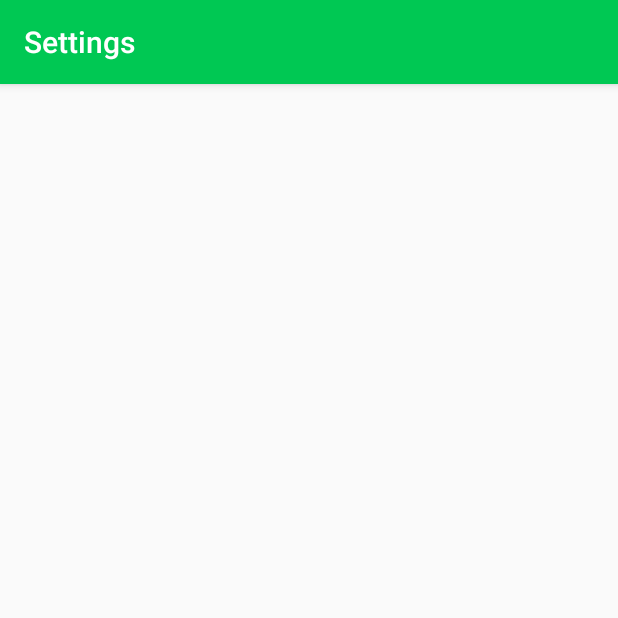
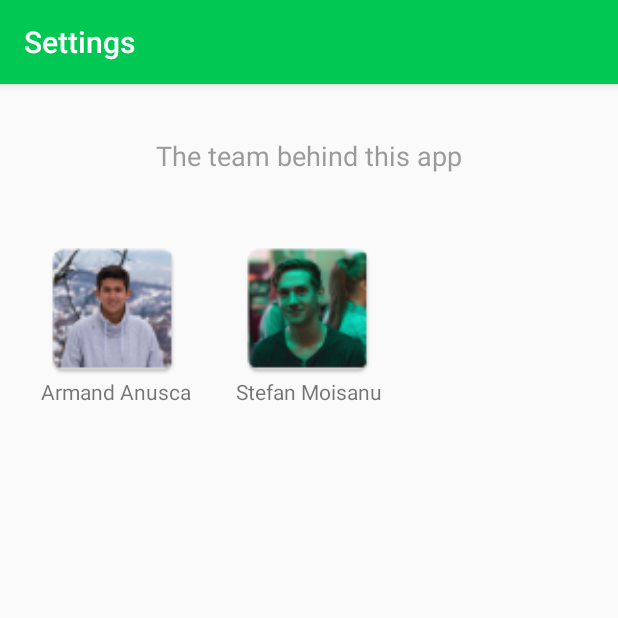
Before and after one commit to armandanusca/FinMath, an Android app: the Settings screen opened directly, with no data from a screen before it, on a phone screen of 412 x 824 dp, the top half of it. Run offline under Robolectric (Android 15) with nearby library versions, the phone set to English and light mode, and no system bars; pictures from the network do not load; 4 statements that could not run were skipped.

Commit message:
Credits
I added credits on settings and remove the second theme.

```diff
--- a/app/build.gradle
+++ b/app/build.gradle
@@ -25,4 +25,5 @@ dependencies {
     compile 'com.android.support:appcompat-v7:23.4.0'
     compile 'com.android.support:design:23.4.0'
     compile 'com.google.android.gms:play-services-appindexing:8.1.0'
+    compile files('libs/picasso-2.5.2.jar')
 }
--- a/app/src/main/java/com/example/lyostudio/finmath/MainActivity.java
+++ b/app/src/main/java/com/example/lyostudio/finmath/MainActivity.java
@@ -14,6 +14,9 @@ import android.support.v7.widget.Toolbar;
 import android.view.Menu;
 import android.view.MenuItem;
 import android.net.Uri;
+import android.widget.ImageView;
+
+import com.squareup.picasso.Picasso;
 
 public class MainActivity extends AppCompatActivity
         implements NavigationView.OnNavigationItemSelectedListener {
--- a/app/src/main/java/com/example/lyostudio/finmath/Settings.java
+++ b/app/src/main/java/com/example/lyostudio/finmath/Settings.java
@@ -3,10 +3,12 @@ package com.example.lyostudio.finmath;
 import android.net.Uri;
 import android.os.Bundle;
 import android.support.v7.app.AppCompatActivity;
+import android.widget.ImageView;
 
 import com.google.android.gms.appindexing.Action;
 import com.google.android.gms.appindexing.AppIndex;
 import com.google.android.gms.common.api.GoogleApiClient;
+import com.squareup.picasso.Picasso;
 
 public class Settings extends AppCompatActivity {
 
--- a/app/src/main/res/layout/content_main.xml
+++ b/app/src/main/res/layout/content_main.xml
@@ -20,4 +20,13 @@
         android:textSize="25dp"
         android:gravity="center_horizontal"/>
 
+    <ImageView
+        android:layout_width="60dp"
+        android:layout_height="60dp"
+        android:id="@+id/nr1"
+        android:layout_gravity="center_horizontal"
+        android:layout_alignParentTop="true"
+        android:layout_centerHorizontal="true"
+        android:layout_marginTop="99dp" />
+
 </RelativeLayout>
--- a/app/src/main/res/layout/settings.xml
+++ b/app/src/main/res/layout/settings.xml
@@ -1,6 +1,51 @@
 <?xml version="1.0" encoding="utf-8"?>
-<LinearLayout xmlns:android="http://schemas.android.com/apk/res/android"
+<RelativeLayout xmlns:android="http://schemas.android.com/apk/res/android"
     android:orientation="vertical" android:layout_width="match_parent"
     android:layout_height="match_parent">
 
-</LinearLayout>
+    <TextView
+        android:layout_width="wrap_content"
+        android:layout_height="wrap_content"
+        android:textAppearance="?android:attr/textAppearanceMedium"
+        android:text="The team behind this app"
+        android:id="@+id/textView"
+        android:layout_gravity="center_horizontal"
+        android:layout_alignParentTop="true"
+        android:layout_centerHorizontal="true"
+        android:layout_marginTop="35dp" />
+
+    <TextView
+        android:layout_width="wrap_content"
+        android:layout_height="wrap_content"
+        android:text="Armand Anusca"
+        android:id="@+id/text"
+        android:layout_marginTop="195dp"
+        android:layout_marginLeft="27dp" />
+
+    <ImageView
+        android:layout_width="100dp"
+        android:layout_height="100dp"
+        android:id="@+id/imageView"
+        android:src="@mipmap/armand"
+        android:layout_marginTop="100dp"
+        android:layout_marginLeft="25dp"
+        android:layout_alignParentStart="true" />
+
+    <TextView
+        android:layout_width="wrap_content"
+        android:layout_height="wrap_content"
+        android:text="Stefan Moisanu"
+        android:id="@+id/texts"
+        android:layout_marginTop="195dp"
+        android:layout_marginLeft="157dp" />
+
+    <ImageView
+        android:layout_width="100dp"
+        android:layout_height="100dp"
+        android:id="@+id/image"
+        android:src="@mipmap/stef"
+        android:layout_marginTop="100dp"
+        android:layout_marginLeft="155dp"
+        android:layout_alignParentStart="true" />
+
+</RelativeLayout>
--- a/app/src/main/res/values/styles.xml
+++ b/app/src/main/res/values/styles.xml
@@ -8,7 +8,6 @@
         <item name="colorAccent">@color/colorAccent</item>
         <item name="android:colorForeground">@color/button_material_dark</item>
     </style>
-
     <style name="AppTheme.NoActionBar">
         <item name="windowActionBar">false</item>
         <item name="windowNoTitle">true</item>
@@ -18,11 +17,4 @@
 
     <style name="AppTheme.PopupOverlay" parent="ThemeOverlay.AppCompat.Light" />
 
-    <style name="Black" parent="Theme.AppCompat.NoActionBar" >
-        <item name="android:colorBackground">@color/primary_dark_material_dark</item>
-        <item name="android:colorForeground">@color/foreground_material_dark</item>
-        <item name="colorPrimary">@color/holo_red_dark</item>
-        <item name="colorAccent">@color/material_deep_teal_200</item>
-    </style>
-
 </resources>
```
Also changed, not shown: app/libs/picasso-2.5.2.jar (added), app/src/main/armand-web.png (added), app/src/main/res/mipmap-hdpi/armand.png (added), app/src/main/res/mipmap-hdpi/stef.png (added), app/src/main/res/mipmap-mdpi/armand.png (added), app/src/main/res/mipmap-mdpi/stef.png (added), app/src/main/res/mipmap-xhdpi/armand.png (added), app/src/main/res/mipmap-xhdpi/stef.png (added), app/src/main/res/mipmap-xxhdpi/armand.png (added), app/src/main/res/mipmap-xxhdpi/stef.png (added), app/src/main/res/mipmap-xxxhdpi/armand.png (added), app/src/main/res/mipmap-xxxhdpi/stef.png (added), app/src/main/stef-web.png (added).
